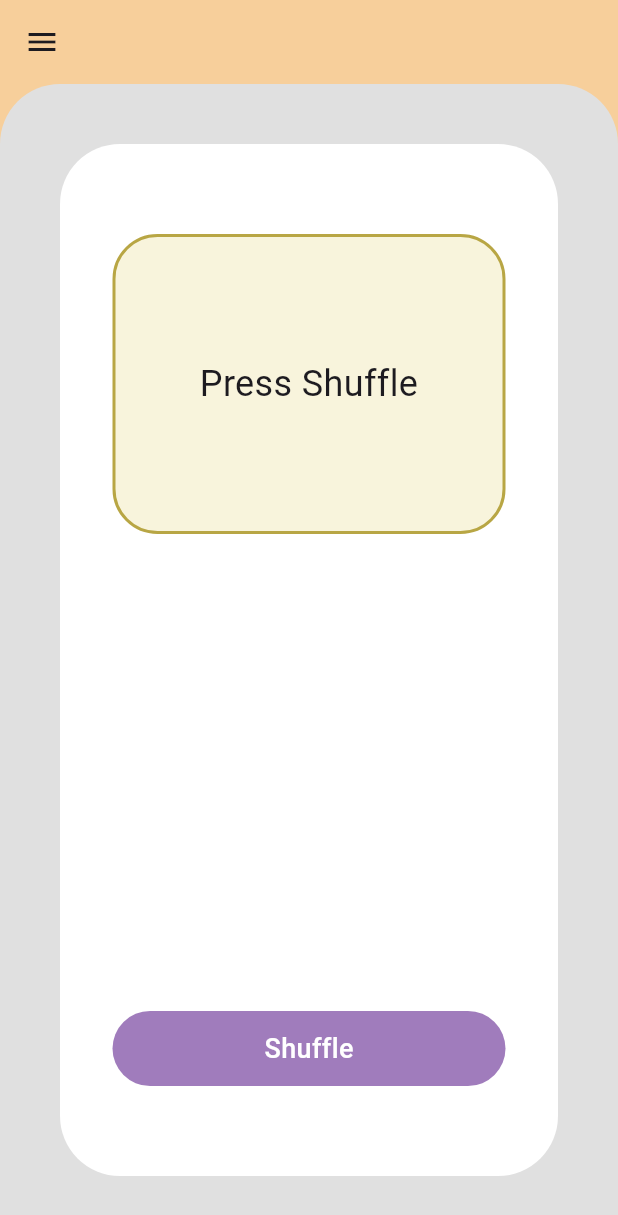
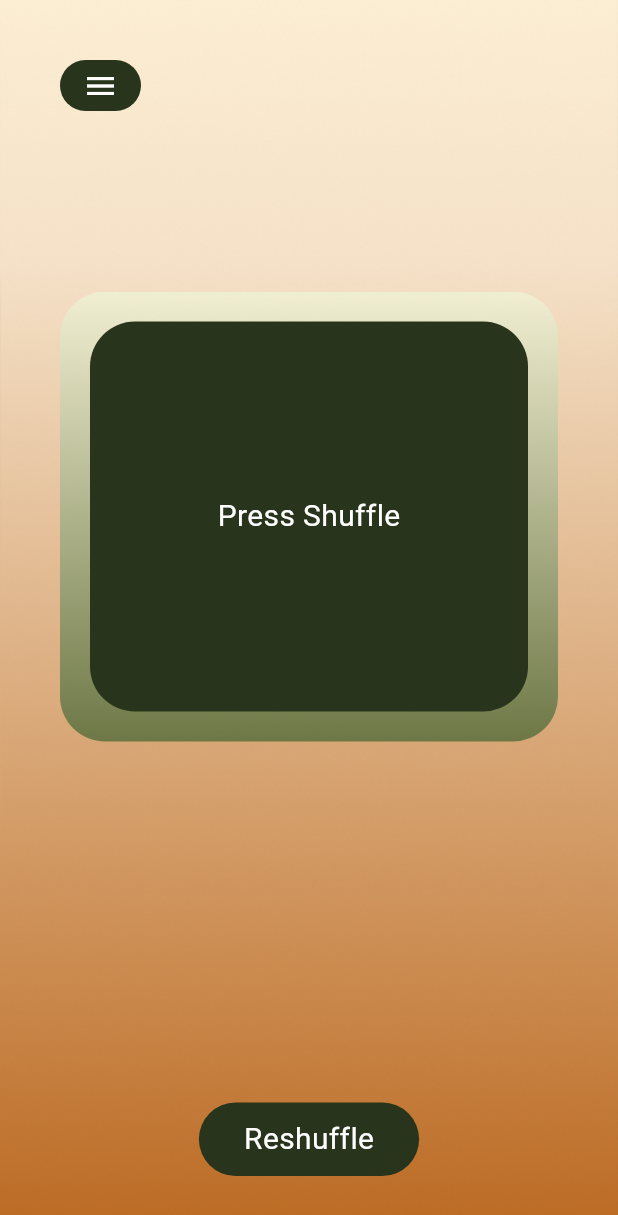
Before and after one commit to AnJasid/sports_picker, a Flutter app: the HomeScreen screen opened directly, on a phone screen of 412 x 824 dp. Shown: the top 1215 px of the screen. Run offline on Flutter 3.47's test engine with Material 3 defaults, Android fonts, the light colour scheme and no system bars; our stand-ins replace google_nav_bar.

Commit message:
update home screen UI

```diff
--- a/lib/screens/home_screen.dart
+++ b/lib/screens/home_screen.dart
@@ -4,6 +4,7 @@ import 'package:sports_picker/model/Sport_model.dart';
 import 'dart:async';
 import 'dart:math';
 import 'package:sports_picker/screens/start_screen.dart';
+import 'package:sports_picker/widgets.dart/app_button.dart';
 
 class HomeScreen extends StatefulWidget {
   const HomeScreen({super.key});
@@ -109,105 +110,101 @@ class _HomeScreenState extends State<HomeScreen> {
   @override
   Widget build(BuildContext context) {
     return Scaffold(
-      backgroundColor: const Color.fromARGB(255, 247, 207, 155),
-      appBar: AppBar(
-        backgroundColor: const Color.fromARGB(255, 247, 207, 155),
-        elevation: 0,
-        title: const Text(
-          '',
-          style: TextStyle(
-            fontWeight: FontWeight.bold,
-            color: Colors.black,
-          ),
-        ),
-        centerTitle: true,
-        leading: IconButton(
-          onPressed: () {
-            _showPopupMenu(context);
-          },
-          icon: const Icon(Icons.menu),
-        ),
-        // shape: const RoundedRectangleBorder(
-        //   borderRadius: BorderRadius.only(
-        //       bottomLeft: Radius.circular(30.0),
-        //       bottomRight: Radius.circular(30.0)),
-        // ),
-      ),
+      // backgroundColor: const Color.fromARGB(255, 247, 207, 155),
+      // appBar: AppBar(
+      //   backgroundColor: const Color.fromARGB(255, 247, 207, 155),
+      //   elevation: 0,
+      //   title: const Text(
+      //     '',
+      //     style: TextStyle(
+      //       fontWeight: FontWeight.bold,
+      //       color: Colors.black,
+      //     ),
+      //   ),
+      //   centerTitle: true,
+      //   leading: IconButton(
+      //     onPressed: () {
+      //       _showPopupMenu(context);
+      //     },
+      //     icon: const Icon(Icons.menu),
+      //   ),
+      //   // shape: const RoundedRectangleBorder(
+      //   //   borderRadius: BorderRadius.only(
+      //   //       bottomLeft: Radius.circular(30.0),
+      //   //       bottomRight: Radius.circular(30.0)),
+      //   // ),
+      // ),
       // drawer: const DrawerScreen(),
       body: Container(
         padding: const EdgeInsets.all(40),
         width: double.infinity,
         height: double.infinity,
-        decoration: BoxDecoration(
-          color: Colors.grey[300],
-          borderRadius: const BorderRadius.only(
-            topLeft: Radius.circular(40),
-            topRight: Radius.circular(40),
-          ),
-          // image: DecorationImage(
-          //   image: AssetImage('assets/images/bg.png'),
-          //   opacity: 0.06,d
-          //   fit: BoxFit.cover,
-          // ),
+        decoration: const BoxDecoration(
+          image: DecorationImage(
+              image: AssetImage('assets/homeBG.png'), fit: BoxFit.cover),
         ),
-        child: Container(
-          padding: const EdgeInsets.symmetric(
-            horizontal: 35,
-            vertical: 60,
-          ),
-          height: double.infinity,
-          width: double.infinity,
-          decoration: BoxDecoration(
-            color: Colors.white,
-            borderRadius: BorderRadius.circular(40),
-          ),
+        child: Center(
           child: Column(
             mainAxisAlignment: MainAxisAlignment.center,
             children: [
+              Align(
+                alignment: Alignment.topLeft,
+                child: GestureDetector(
+                  onTap: () => _showPopupMenu(context),
+                  child: Container(
+                    padding: const EdgeInsets.symmetric(
+                      horizontal: 15,
+                      vertical: 5,
+                    ),
+                    decoration: BoxDecoration(
+                      borderRadius: BorderRadius.circular(20),
+                      color: const Color(0xff28341c),
+                    ),
+                    child: const Icon(
+                      Icons.menu,
+                      color: Colors.white,
+                    ),
+                  ),
+                ),
+              ),
+              const Spacer(flex: 1),
               Container(
-                height: 200,
+                padding: const EdgeInsets.all(20),
+                height: 300,
                 width: double.infinity,
                 decoration: BoxDecoration(
-                  color: const Color(0xfff8f4dc),
                   borderRadius: BorderRadius.circular(30),
-                  border: Border.all(
-                    color: const Color.fromARGB(255, 184, 166, 68),
-                    width: 2.0,
+                  image: const DecorationImage(
+                    image: AssetImage('assets/squareBG1.png'),
+                    fit: BoxFit.cover,
                   ),
                 ),
-                child: Center(
-                  child: Text(
-                    currentHobby.sportTitle,
-                    style: const TextStyle(fontSize: 24.0),
-                    textAlign: TextAlign.center,
+                child: Container(
+                  height: double.infinity,
+                  width: double.infinity,
+                  decoration: BoxDecoration(
+                    borderRadius: BorderRadius.circular(30),
+                    color: const Color(0xff28341c),
+                  ),
+                  child: Center(
+                    child: Text(
+                      currentHobby.sportTitle,
+                      style: const TextStyle(
+                        color: Colors.white,
+                        fontSize: 20,
+                      ),
+                    ),
                   ),
                 ),
               ),
               const Spacer(flex: 2),
-              GestureDetector(
+              AppButton(
                 onTap: () {
                   if (!isShuffling) {
                     startShuffle();
                   }
                 },
-                child: Container(
-                  height: 50,
-                  width: double.infinity,
-                  decoration: BoxDecoration(
-                    color: const Color(0xFFa07cbc),
-                    borderRadius: BorderRadius.circular(40),
-                  ),
-                  child: const Center(
-                    child: Text(
-                      'Shuffle',
-                      style: TextStyle(
-                        fontSize: 18,
-                        fontWeight: FontWeight.w500,
-                        color: Colors.white,
-                      ),
-                    ),
-                  ),
-                ),
+                btnText: 'Reshuffle',
               ),
             ],
           ),
@@ -255,3 +252,66 @@ Widget _buildPopupMenuButton(BuildContext context) {
     ],
   );
 }
+
+//   child: Container(
+//     padding: const EdgeInsets.symmetric(
+//       horizontal: 35,
+//       vertical: 60,
+//     ),
+//     height: double.infinity,
+//     width: double.infinity,
+//     decoration: BoxDecoration(
+//       color: Colors.white,
+//       borderRadius: BorderRadius.circular(40),
+//     ),
+//     child: Column(
+//       mainAxisAlignment: MainAxisAlignment.center,
+//       children: [
+//         Container(
+//           height: 200,
+//           width: double.infinity,
+//           decoration: BoxDecoration(
+//             color: const Color(0xfff8f4dc),
+//             borderRadius: BorderRadius.circular(30),
+//             border: Border.all(
+//               color: const Color.fromARGB(255, 184, 166, 68),
+//               width: 2.0,
+//             ),
+//           ),
+//           child: Center(
+//             child: Text(
+//               currentHobby.sportTitle,
+//               style: const TextStyle(fontSize: 24.0),
+//               textAlign: TextAlign.center,
+//             ),
+//           ),
+//         ),
+//         const Spacer(flex: 2),
+//         GestureDetector(
+//           onTap: () {
+          //   if (!isShuffling) {
+          //     startShuffle();
+          //   }
+          // },
+//           child: Container(
+//             height: 50,
+//             width: double.infinity,
+//             decoration: BoxDecoration(
+//               color: const Color(0xFFa07cbc),
+//               borderRadius: BorderRadius.circular(40),
+//             ),
+//             child: const Center(
+//               child: Text(
+//                 'Shuffle',
+//                 style: TextStyle(
+//                   fontSize: 18,
+//                   fontWeight: FontWeight.w500,
+//                   color: Colors.white,
+//                 ),
+//               ),
+//             ),
+//           ),
+//         ),
+//       ],
+//     ),
+//   ),
```
